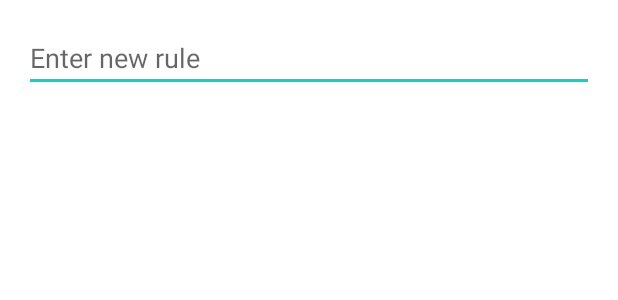
After one commit to qwerttyuiiop1/HSR-Relic-Manager, an Android app: the layout add_rule_dialog.xml on its own in the app's theme, with its tools: preview values and no code run, on a phone screen of 412 x 824 dp. The commit adds this screen. Shown: the top 300 px of the screen. Run offline under Robolectric (Android 15) with nearby library versions, the phone set to English and light mode, and no system bars.

Commit message:
Implemented Dialog for Add button (Rules)

```diff
--- a/app/src/main/res/layout/activity_main.xml
+++ b/app/src/main/res/layout/activity_main.xml
@@ -2,6 +2,7 @@
 <androidx.constraintlayout.widget.ConstraintLayout xmlns:android="http://schemas.android.com/apk/res/android"
     xmlns:app="http://schemas.android.com/apk/res-auto"
     android:layout_width="match_parent"
+    android:id="@+id/activity_main_layout"
     android:layout_height="match_parent"
     android:background="@drawable/background">
 
--- /dev/null
+++ b/app/src/main/res/layout/add_rule_dialog.xml
@@ -0,0 +1,14 @@
+<?xml version="1.0" encoding="utf-8"?>
+<LinearLayout xmlns:android="http://schemas.android.com/apk/res/android"
+    android:layout_width="match_parent"
+    android:layout_height="wrap_content"
+    android:orientation="vertical"
+    android:padding="16dp">
+
+    <EditText
+        android:id="@+id/rule_input"
+        android:layout_width="match_parent"
+        android:layout_height="wrap_content"
+        android:hint="Enter new rule" />
+
+</LinearLayout>
```
Also changed, not shown: app/src/main/java/com/example/hsrrelicmanager/AddRuleDialog.kt (added, +40 -0 lines), app/src/main/java/com/example/hsrrelicmanager/RuleHeaderFragment.kt (+30 -0 lines).
